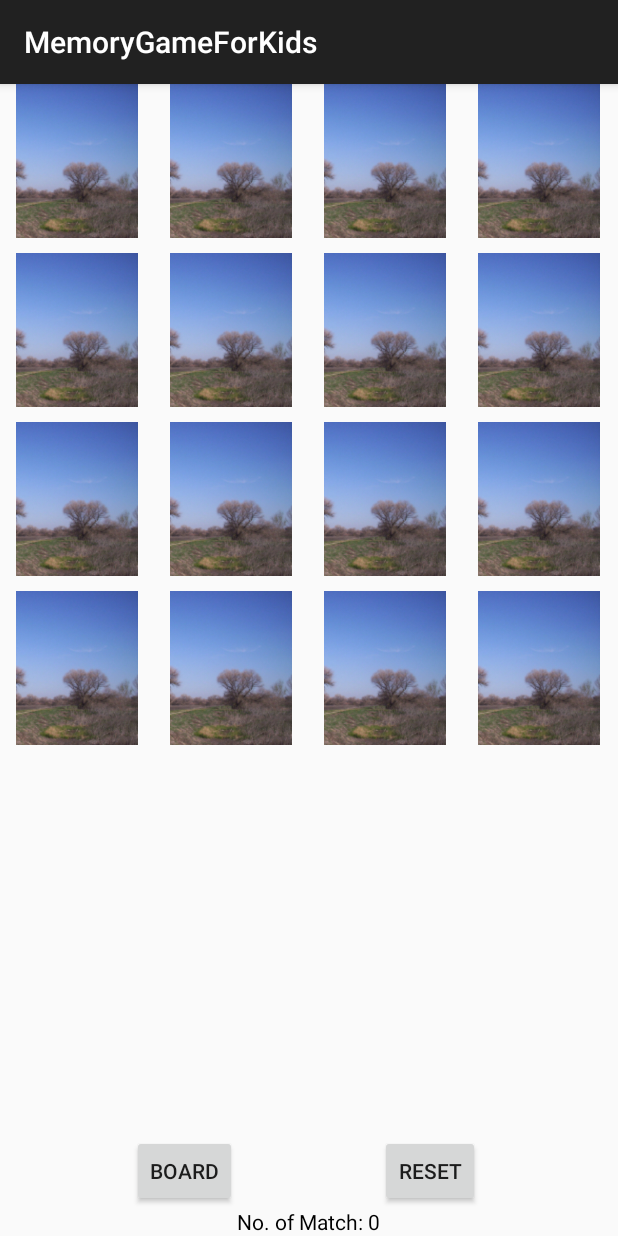
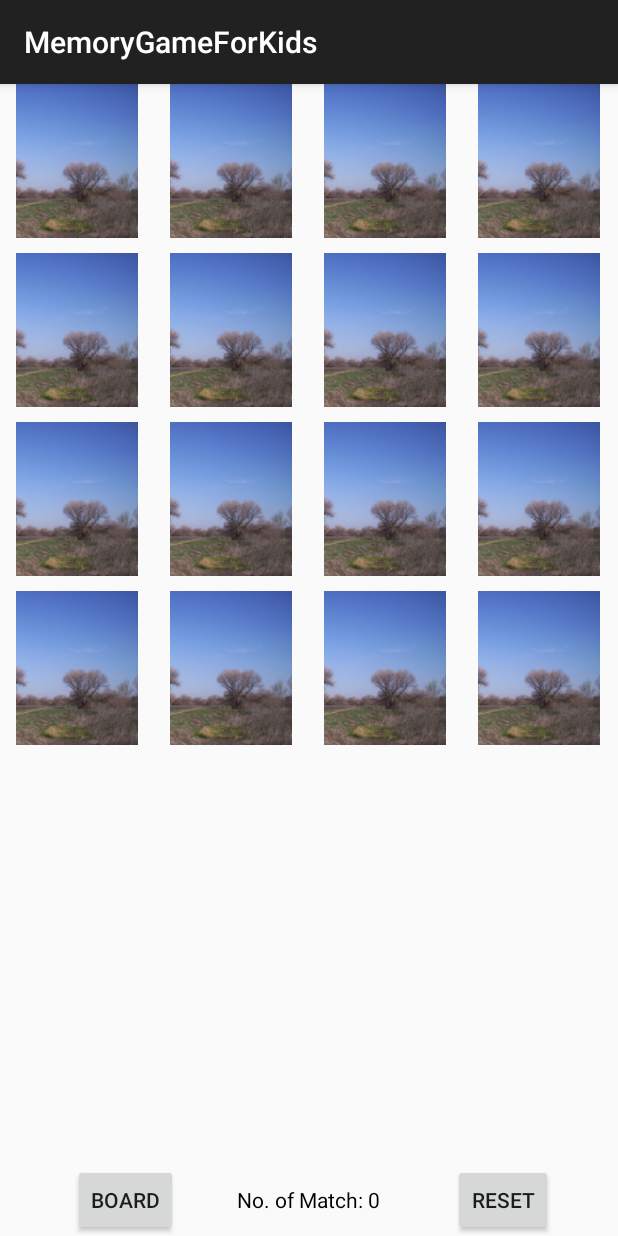
Before and after one commit to gajendragusain/ConcentrationGame, an Android app: the MainActivity screen opened directly, with no data from a screen before it, on a phone screen of 412 x 824 dp. Run offline under Robolectric (Android 15) with nearby library versions, the phone set to English and light mode, and no system bars.

Commit message:
changes made

```diff
--- a/MemorygameF/app/src/main/java/com/example/gajendra/memorygameforkids/BoxView.java
+++ b/MemorygameF/app/src/main/java/com/example/gajendra/memorygameforkids/Card.java
@@ -10,18 +10,18 @@ import android.widget.ImageView;
 /**
  * Created by GajendraS on 18-04-2015.
  */
-public class BoxView extends ImageView{
+public class Card extends ImageView{
     private boolean discovered = false;
 
-    public BoxView(final Context context) {
+    public Card(final Context context) {
         super(context);
     }
 
-    public BoxView(final Context context, final AttributeSet attrs) {
+    public Card(final Context context, final AttributeSet attrs) {
         super(context, attrs);
     }
 
-    public BoxView(final Context context, final AttributeSet att_set, final int style) {
+    public Card(final Context context, final AttributeSet att_set, final int style) {
         super(context, att_set, style);
     }
 
--- a/MemorygameF/app/src/main/java/com/example/gajendra/memorygameforkids/End.java
+++ b/MemorygameF/app/src/main/java/com/example/gajendra/memorygameforkids/End.java
@@ -7,6 +7,7 @@ import android.view.Menu;
 import android.view.MenuItem;
 import android.view.View;
 import android.widget.Button;
+import android.widget.TextView;
 
 
 public class End extends ActionBarActivity {
@@ -18,6 +19,9 @@ public class End extends ActionBarActivity {
         Button button1=(Button)findViewById(R.id.button1);
         Button button2=(Button)findViewById(R.id.button2);
         Button button3=(Button)findViewById(R.id.button3);
+        int attempts=getIntent().getIntExtra("attempts",0);
+        TextView textView2=(TextView)findViewById(R.id.textView2);
+        textView2.setText("No. of Attempts: "+attempts);
         button1.setOnClickListener(new View.OnClickListener() {
             @Override
             public void onClick(View view) {
--- a/MemorygameF/app/src/main/java/com/example/gajendra/memorygameforkids/MainActivity.java
+++ b/MemorygameF/app/src/main/java/com/example/gajendra/memorygameforkids/MainActivity.java
@@ -31,13 +31,11 @@ public class MainActivity extends ActionBarActivity {
     private Integer[] images,imageIDs;
     private Integer[] voices,voiceIDs;
     private int match=0, COUNT_MOVE = 0;
-    private BoxView firstImage, secondImage;
-    private int firstPlayerScore;
-    private int secondPlayerScore;
-    private int turn, Size, pos;
-    private BoxView image,clone;
+    private Card firstImage, secondImage;
+    private int attempts=0, Size, pos;
+    private Card image;
     private AdapterView.OnItemClickListener listen;
-    private Button smallbutton,board;
+    private Button reset,board;
 
     @Override
     public void onCreate(Bundle savedInstanceState) {
@@ -46,7 +44,7 @@ public class MainActivity extends ActionBarActivity {
         setContentView(R.layout.activity_main);
         Size = getIntent().getIntExtra("size",4);
         final GridView gridView = (GridView) findViewById(R.id.gridView);
-        smallbutton=(Button)findViewById(R.id.smallbutton);
+        reset =(Button)findViewById(R.id.reset);
         board=(Button)findViewById(R.id.board);
         images = new Integer[Size * Size];
         imageIDs=new Integer[18];
@@ -84,8 +82,9 @@ public class MainActivity extends ActionBarActivity {
         listen=new AdapterView.OnItemClickListener() {
             @Override
             public void onItemClick(AdapterView parent, View view, int position, long id) {
-                image = (BoxView) view;
+                image = (Card) view;
                 pos = position;
+                attempts++;
                 if (COUNT_MOVE != 2) {
 
                     if (image.isDiscovered() == false) {
@@ -94,8 +93,6 @@ public class MainActivity extends ActionBarActivity {
                                 image.setTag(images[pos]);
                                 image.setDiscovered(true);
                                 makeMove(image);
-
-
                     }
                 }
                 if (COUNT_MOVE == 2) {
@@ -146,6 +143,7 @@ public class MainActivity extends ActionBarActivity {
                             player.stop();
                             end.start();
                             Intent end = new Intent(MainActivity.this, End.class);
+                            end.putExtra("attempts",attempts);
                             finish();
                             startActivity(end);
 
@@ -155,14 +153,14 @@ public class MainActivity extends ActionBarActivity {
                 }
             }
         };
-        smallbutton.setOnClickListener(new View.OnClickListener() {
+        reset.setOnClickListener(new View.OnClickListener() {
             @Override
             public void onClick(View view) {
                 player.stop();
                 player.reset();
                 player.release();
                 player = null;
-                Intent main = new Intent(MainActivity.this,MainActivity.class);
+                Intent main = new Intent(MainActivity.this, MainActivity.class);
                 main.putExtra("size", Size);
                 finish();
                 startActivity(main);
@@ -189,7 +187,7 @@ public class MainActivity extends ActionBarActivity {
         status.setText("No. of Match: "+match);
     }
 
-    public void makeMove(BoxView box) {
+    public void makeMove(Card box) {
         if (COUNT_MOVE == 0) {
             firstImage = box;
             pl1 = MediaPlayer.create(getApplicationContext(), hm.get(images[pos]));
@@ -250,7 +248,7 @@ public class MainActivity extends ActionBarActivity {
 
     public class ImageAdapter extends BaseAdapter {
 
-        private BoxView imageView;
+        private Card imageView;
         private Context context;
 
         public ImageAdapter(Context c) {
@@ -276,10 +274,10 @@ public class MainActivity extends ActionBarActivity {
         public View getView(int position, View convertView, ViewGroup parent) {
 
             if (convertView == null) {
-                imageView = new BoxView(context);
+                imageView = new Card(context);
                 imageView.setScaleType(ImageView.ScaleType.CENTER_INSIDE);
             } else {
-                imageView = (BoxView) convertView;
+                imageView = (Card) convertView;
             }
             imageView.setImageResource(R.drawable.hidden);
             //imageView.setImageBitmap(B);
@@ -312,7 +310,7 @@ public class MainActivity extends ActionBarActivity {
         finish();
 
     }
-    public void flip(BoxView view_new){
+    public void flip(Card view_new){
 
         FlipAnimator animator = new FlipAnimator(view_new,view_new, view_new.getWidth() / 2, view_new.getHeight() / 2);
         /*if (view_old.getVisibility() == View.GONE) {
--- a/MemorygameF/app/src/main/res/layout/activity_main.xml
+++ b/MemorygameF/app/src/main/res/layout/activity_main.xml
@@ -13,17 +13,15 @@
         android:layout_alignParentTop="true"
         android:layout_alignParentLeft="true"
         android:layout_alignParentStart="true"
-        android:layout_above="@+id/smallbutton" />
-
-    <Button
-        style="?android:attr/buttonStyleSmall"
-        android:layout_width="wrap_content"
+        android:layout_above="@+id/linearLayout" />
+    <RelativeLayout
+        android:layout_width="match_parent"
         android:layout_height="wrap_content"
-        android:text="Reset"
-        android:id="@+id/smallbutton"
-        android:layout_alignTop="@+id/board"
-        android:layout_toRightOf="@+id/status"
-        android:layout_toEndOf="@+id/status" />
+        android:layout_alignParentBottom="true"
+        android:layout_alignParentLeft="true"
+        android:layout_alignParentStart="true"
+        android:id="@+id/linearLayout"
+        android:weightSum="1">
 
         <TextView
             android:layout_width="wrap_content"
@@ -31,8 +29,20 @@
             android:textAppearance="?android:attr/textAppearanceSmall"
             android:text="No. of Match:"
             android:id="@+id/status"
-        android:layout_alignParentBottom="true"
+            android:layout_centerVertical="true"
             android:layout_centerHorizontal="true" />
+
+        <Button
+            style="?android:attr/buttonStyleSmall"
+            android:layout_width="wrap_content"
+            android:layout_height="wrap_content"
+            android:text="Reset"
+            android:id="@+id/reset"
+            android:layout_alignParentTop="true"
+            android:layout_alignParentRight="true"
+            android:layout_alignParentEnd="true"
+            android:layout_marginRight="43dp"
+            android:layout_marginEnd="43dp" />
 
         <Button
             style="?android:attr/buttonStyleSmall"
@@ -40,7 +50,13 @@
             android:layout_height="wrap_content"
             android:text="Board"
             android:id="@+id/board"
-        android:layout_above="@+id/status"
+            android:layout_alignParentTop="true"
             android:layout_toLeftOf="@+id/status"
-        android:layout_toStartOf="@+id/status" />
+            android:layout_toStartOf="@+id/status"
+            android:layout_marginRight="39dp"
+            android:layout_marginEnd="39dp" />
+
     </RelativeLayout>
+
+
+</RelativeLayout>
```
Also changed, not shown: MemorygameF/app/src/main/res/layout/activity_end.xml (+13 -3 lines). Lines whose indentation alone changed are shown as unchanged.
